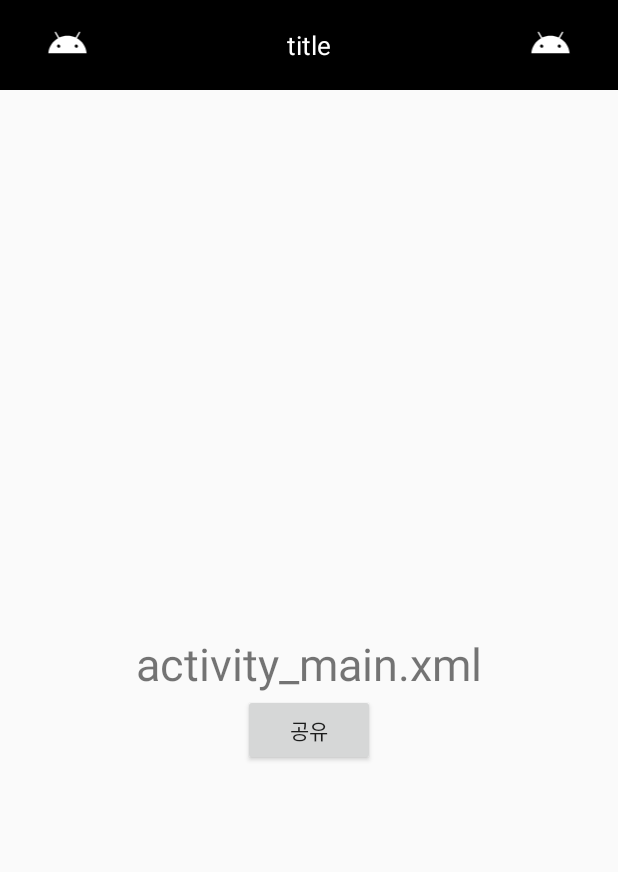
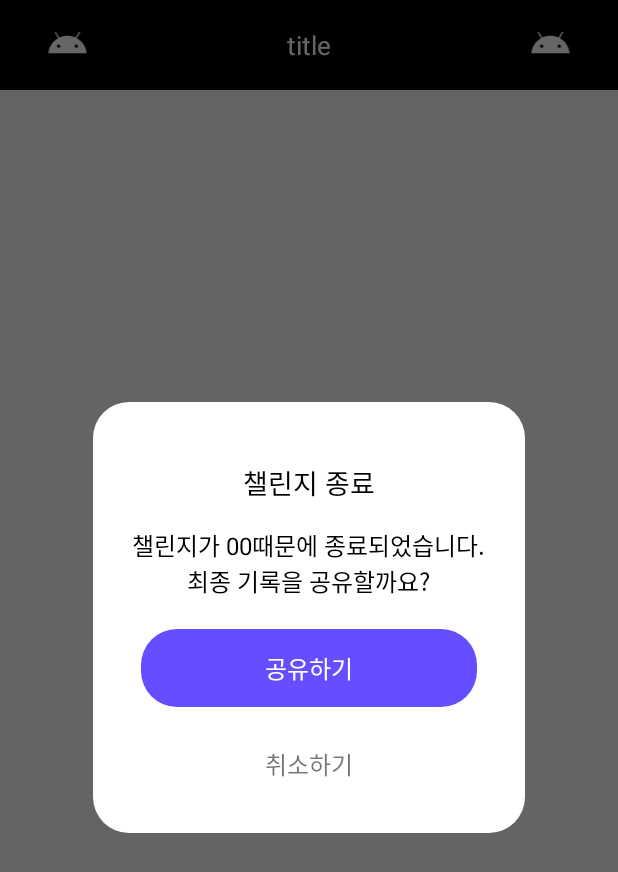
Before and after one commit to Nexters/Sticky-Android, an Android app: the screen it shows after launch (MainActivity), after a tap on an icon or button, on a phone screen of 412 x 824 dp. Shown: the top 872 px of the screen. Run offline under Robolectric (Android 15) with nearby library versions, the phone set to English and light mode, and no system bars; our stand-ins replace Dagger/Hilt's generated code, Room's generated code, Timber, data binding; libraries missing offline, so code that uses them is left out: androidx.hilt.lifecycle, com.facebook.stetho.

Commit message:
[메인] 다이얼로그 화면 구현

```diff
--- a/app/src/main/java/com/nexters/sticky/base/BaseDialog.kt
+++ b/app/src/main/java/com/nexters/sticky/base/BaseDialog.kt
@@ -1,18 +1,18 @@
 package com.nexters.sticky.base
 
+import android.graphics.Color
+import android.graphics.drawable.ColorDrawable
 import android.os.Bundle
 import android.view.LayoutInflater
 import android.view.View
 import android.view.ViewGroup
+import android.view.WindowManager
 import android.widget.Toast
 import androidx.databinding.DataBindingUtil
 import androidx.databinding.ViewDataBinding
 import androidx.fragment.app.DialogFragment
-import androidx.lifecycle.ViewModel
 
 abstract class BaseDialog<T : ViewDataBinding> : DialogFragment() {
-	abstract val viewModel: ViewModel
-
 	protected val binding by lazy {
 		DataBindingUtil.inflate(inflater, getLayoutRes(), container, false) as T
 	}
@@ -21,9 +21,6 @@ abstract class BaseDialog<T : ViewDataBinding> : DialogFragment() {
 	private var container: ViewGroup? = null
 
 	abstract fun getLayoutRes(): Int
-	abstract fun setupBinding()
-	abstract fun getDialogWidth(): Int
-	abstract fun getDialogHeight(): Int
 
 	override fun onCreateView(
 		inflater: LayoutInflater,
@@ -38,13 +35,13 @@ abstract class BaseDialog<T : ViewDataBinding> : DialogFragment() {
 
 	override fun onActivityCreated(savedInstanceState: Bundle?) {
 		super.onActivityCreated(savedInstanceState)
-		setupBinding()
 		binding.lifecycleOwner = this
 
-		val width = (getDialogWidth() * resources.displayMetrics.density + 0.5f).toInt()
-		val height = (getDialogHeight() * resources.displayMetrics.density + 0.5f).toInt()
+		val width = WindowManager.LayoutParams.WRAP_CONTENT
+		val height = WindowManager.LayoutParams.WRAP_CONTENT
 
 		dialog?.window?.setLayout(width, height)
+		dialog?.window?.setBackgroundDrawable(ColorDrawable(Color.TRANSPARENT))
 	}
 
 	fun toast(content: String) {
--- /dev/null
+++ b/app/src/main/java/com/nexters/sticky/ui/dialog/ExitChallengeDialog.kt
@@ -0,0 +1,36 @@
+package com.nexters.sticky.ui.dialog
+
+import com.nexters.sticky.R
+import com.nexters.sticky.base.BaseDialog
+import com.nexters.sticky.databinding.DialogLayoutBinding
+
+class ExitChallengeDialog : BaseDialog<DialogLayoutBinding>() {
+	override fun getLayoutRes() = R.layout.dialog_layout
+
+	override fun onStart() {
+		super.onStart()
+
+		initView()
+		setOnClickListener()
+	}
+
+	private fun initView() {
+		binding.apply {
+			tvTitle.text = "챌린지 종료"
+			tvDescription.text = "챌린지가 00때문에 종료되었습니다.\n최종 기록을 공유할까요?"
+			tvButtonDoAction.text = "공유하기"
+		}
+	}
+
+	private fun setOnClickListener() {
+		binding.tvButtonDoAction.setOnClickListener {
+			toast("do something..")
+			dismiss()
+		}
+
+		binding.tvButtonCancel.setOnClickListener {
+			toast("dismiss dialog")
+			dismiss()
+		}
+	}
+}
--- a/app/src/main/java/com/nexters/sticky/ui/main/MainActivity.kt
+++ b/app/src/main/java/com/nexters/sticky/ui/main/MainActivity.kt
@@ -6,6 +6,7 @@ import androidx.activity.viewModels
 import com.nexters.sticky.R
 import com.nexters.sticky.base.BaseActivity
 import com.nexters.sticky.databinding.ActivityMainBinding
+import com.nexters.sticky.ui.dialog.ExitChallengeDialog
 import com.nexters.sticky.ui.share.ShareActivity
 import dagger.hilt.android.AndroidEntryPoint
 
@@ -36,7 +37,7 @@ class MainActivity : BaseActivity<ActivityMainBinding>() {
 		}
 
 		actionBar.clickListener(R.id.btn_close_button) {
-			toast("right button")
+			ExitChallengeDialog().show(supportFragmentManager, "")
 		}
 
 		actionBar.setText(R.id.tv_title, "title")
--- /dev/null
+++ b/app/src/main/res/drawable/dialog_background.xml
@@ -0,0 +1,6 @@
+<?xml version="1.0" encoding="utf-8"?>
+<shape xmlns:android="http://schemas.android.com/apk/res/android"
+        android:shape="rectangle">
+    <solid android:color="@color/white" />
+    <corners android:radius="24dp" />
+</shape>
--- /dev/null
+++ b/app/src/main/res/drawable/dialog_button_background.xml
@@ -0,0 +1,6 @@
+<?xml version="1.0" encoding="utf-8"?>
+<shape xmlns:android="http://schemas.android.com/apk/res/android"
+        android:shape="rectangle">
+    <solid android:color="@color/brand_color" />
+    <corners android:radius="24dp" />
+</shape>
--- /dev/null
+++ b/app/src/main/res/layout/dialog_layout.xml
@@ -0,0 +1,63 @@
+<?xml version="1.0" encoding="utf-8"?>
+<layout xmlns:android="http://schemas.android.com/apk/res/android"
+        xmlns:tools="http://schemas.android.com/tools">
+
+    <LinearLayout
+            android:layout_width="wrap_content"
+            android:layout_height="wrap_content"
+            android:background="@drawable/dialog_background"
+            android:minWidth="288dp"
+            android:minHeight="276dp"
+            android:orientation="vertical"
+            android:padding="20dp">
+
+        <TextView
+                android:id="@+id/tv_title"
+                android:layout_width="wrap_content"
+                android:layout_height="wrap_content"
+                android:layout_gravity="center"
+                android:layout_marginTop="20dp"
+                android:layout_marginBottom="16dp"
+                android:textColor="@color/black"
+                android:textSize="18sp"
+                tools:text="챌린지 종료" />
+
+        <TextView
+                android:id="@+id/tv_description"
+                android:layout_width="wrap_content"
+                android:layout_height="wrap_content"
+                android:layout_gravity="center"
+                android:layout_marginBottom="20dp"
+                android:textAlignment="center"
+                android:textColor="@color/black"
+                android:textSize="16sp"
+                tools:text="챌린지가 00때문에 종료되었습니다.\n최종 기록을 공유할까요?" />
+
+        <TextView
+                android:id="@+id/tv_button_do_action"
+                android:layout_width="match_parent"
+                android:layout_height="wrap_content"
+                android:layout_marginStart="12dp"
+                android:layout_marginEnd="12dp"
+                android:layout_marginBottom="12dp"
+                android:background="@drawable/dialog_button_background"
+                android:paddingTop="14dp"
+                android:paddingBottom="14dp"
+                android:textAlignment="center"
+                android:textColor="@color/white"
+                android:textSize="16sp"
+                tools:text="공유하기" />
+
+        <TextView
+                android:id="@+id/tv_button_cancel"
+                android:layout_width="match_parent"
+                android:layout_height="wrap_content"
+                android:paddingTop="14dp"
+                android:paddingBottom="14dp"
+                android:text="취소하기"
+                android:textAlignment="center"
+                android:textSize="16sp"
+                tools:text="취소하기" />
+
+    </LinearLayout>
+</layout>
--- a/app/src/main/res/values/colors.xml
+++ b/app/src/main/res/values/colors.xml
@@ -7,4 +7,6 @@
     <color name="teal_700">#FF018786</color>
     <color name="black">#FF000000</color>
     <color name="white">#FFFFFFFF</color>
+
+    <color name="brand_color">#654eff</color>
 </resources>
```
